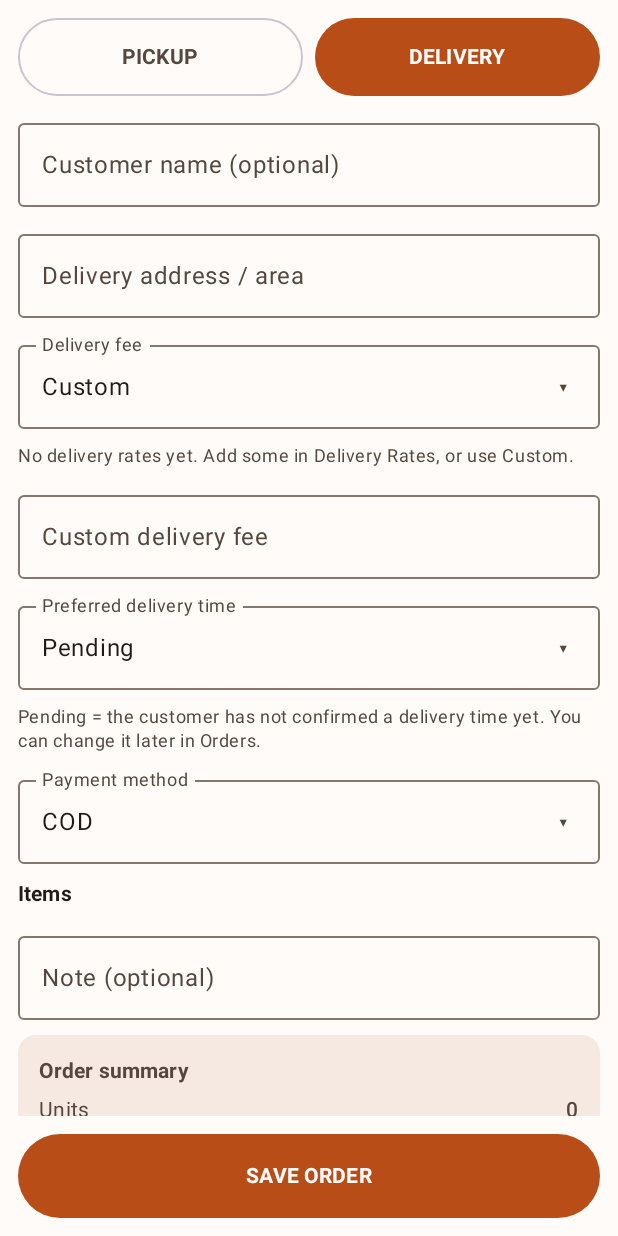
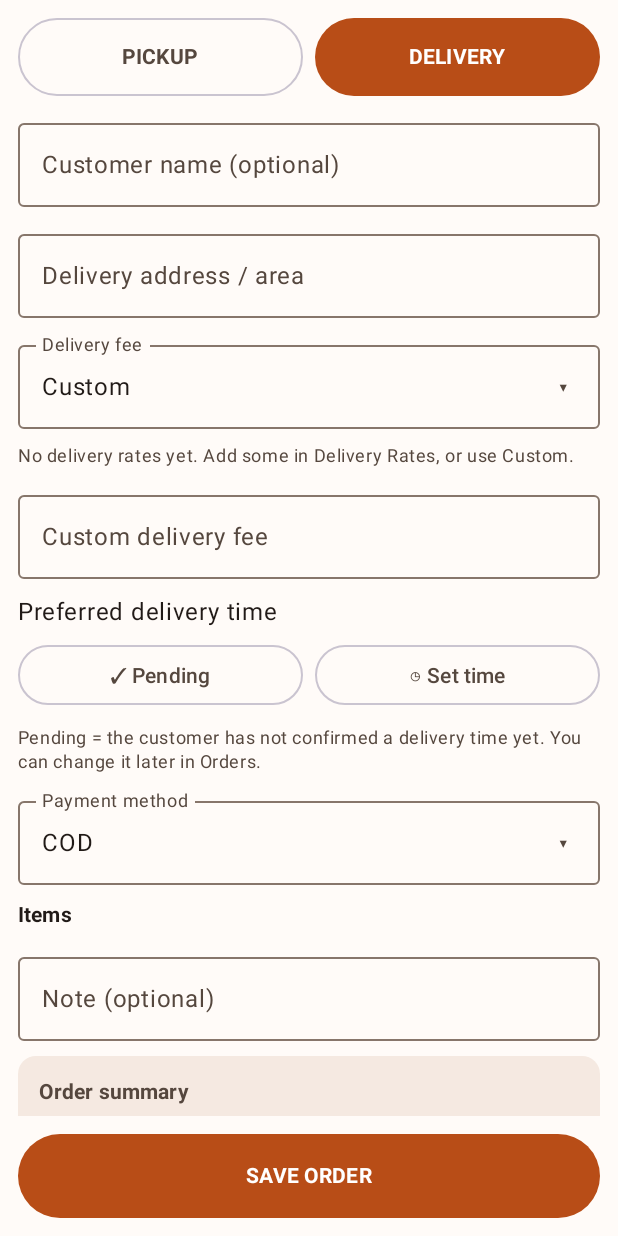
Before and after one commit to sebias0725/Chanos_POS, an Android app built with Jetpack Compose: the composable OrderForm called with empty values, after a tap on "DELIVERY", on a phone screen of 412 x 824 dp. Run offline under Robolectric (Android 15) with nearby library versions, the phone set to English and light mode, and no system bars; our stand-ins replace Room's generated code.

Commit message:
Add files via upload

```diff
--- a/app/build.gradle.kts
+++ b/app/build.gradle.kts
@@ -13,8 +13,8 @@ android {
         applicationId = "com.shoptracker.pos"
         minSdk = 26
         targetSdk = 34
-        versionCode = 6
-        versionName = "1.7.7"
+        versionCode = 7
+        versionName = "1.7.9"
     }
 
     // A fixed signing key (committed with the project) so every build is signed the same way
--- /dev/null
+++ b/app/src/main/java/com/shoptracker/pos/ui/DeliveryTimePicker.kt
@@ -0,0 +1,48 @@
+package com.shoptracker.pos.ui
+
+import android.app.TimePickerDialog
+import androidx.compose.foundation.layout.Arrangement
+import androidx.compose.foundation.layout.Column
+import androidx.compose.foundation.layout.Row
+import androidx.compose.foundation.layout.fillMaxWidth
+import androidx.compose.material3.OutlinedButton
+import androidx.compose.material3.Text
+import androidx.compose.runtime.Composable
+import androidx.compose.ui.Modifier
+import androidx.compose.ui.platform.LocalContext
+import androidx.compose.ui.unit.dp
+import java.util.Locale
+
+/** Exact hour/minute picker with a separate Pending selection. */
+@Composable
+fun DeliveryTimePicker(value: String, onChange: (String) -> Unit) {
+    val context = LocalContext.current
+    val minutes = parseDeliveryMinutes(value)
+    Column(verticalArrangement = Arrangement.spacedBy(6.dp)) {
+        Text("Preferred delivery time")
+        Row(Modifier.fillMaxWidth(), horizontalArrangement = Arrangement.spacedBy(8.dp)) {
+            OutlinedButton(onClick = { onChange("Pending") }, modifier = Modifier.weight(1f)) {
+                Text(if (minutes == null) "✓ Pending" else "Pending")
+            }
+            OutlinedButton(onClick = {
+                val start = minutes ?: 18 * 60
+                TimePickerDialog(context, { _, hour, minute ->
+                    val amPm = if (hour < 12) "AM" else "PM"
+                    onChange(String.format(Locale.US, "%d:%02d%s", (hour + 11) % 12 + 1, minute, amPm))
+                }, start / 60, start % 60, false).show()
+            }, modifier = Modifier.weight(1f)) {
+                Text(if (minutes == null) "◷ Set time" else "◷ $value")
+            }
+        }
+    }
+}
+
+/** Supports new exact times and legacy time ranges without changing old order records. */
+fun parseDeliveryMinutes(raw: String): Int? {
+    val text = raw.trim().uppercase(Locale.US)
+    val match = Regex("""^(\d{1,2}):(\d{2})\s*(AM|PM)""").find(text) ?: return null
+    val hour = match.groupValues[1].toIntOrNull() ?: return null
+    val minute = match.groupValues[2].toIntOrNull() ?: return null
+    if (hour !in 1..12 || minute !in 0..59) return null
+    return ((hour % 12) + if (match.groupValues[3] == "PM") 12 else 0) * 60 + minute
+}
--- a/app/src/main/java/com/shoptracker/pos/ui/NewOrderScreen.kt
+++ b/app/src/main/java/com/shoptracker/pos/ui/NewOrderScreen.kt
@@ -159,12 +159,7 @@ private fun OrderForm(
                         error = if (showErrors && feeCentavos == null) "Enter the delivery fee (0 if free)" else null
                     )
                 }
-                OptionDropdown(
-                    label = "Preferred delivery time",
-                    selected = deliveryTime,
-                    options = DELIVERY_TIME_SLOTS,
-                    onSelect = { deliveryTime = it }
-                )
+                DeliveryTimePicker(value = deliveryTime, onChange = { deliveryTime = it })
                 if (deliveryTime == DELIVERY_TIME_PENDING) {
                     Text(
                         "Pending = the customer has not confirmed a delivery time yet. You can change it later in Orders.",
```
Also changed, not shown: app/src/main/java/com/shoptracker/pos/ui/App.kt (+6 -4 lines), app/src/main/java/com/shoptracker/pos/ui/OrdersScreen.kt (+34 -87 lines).
